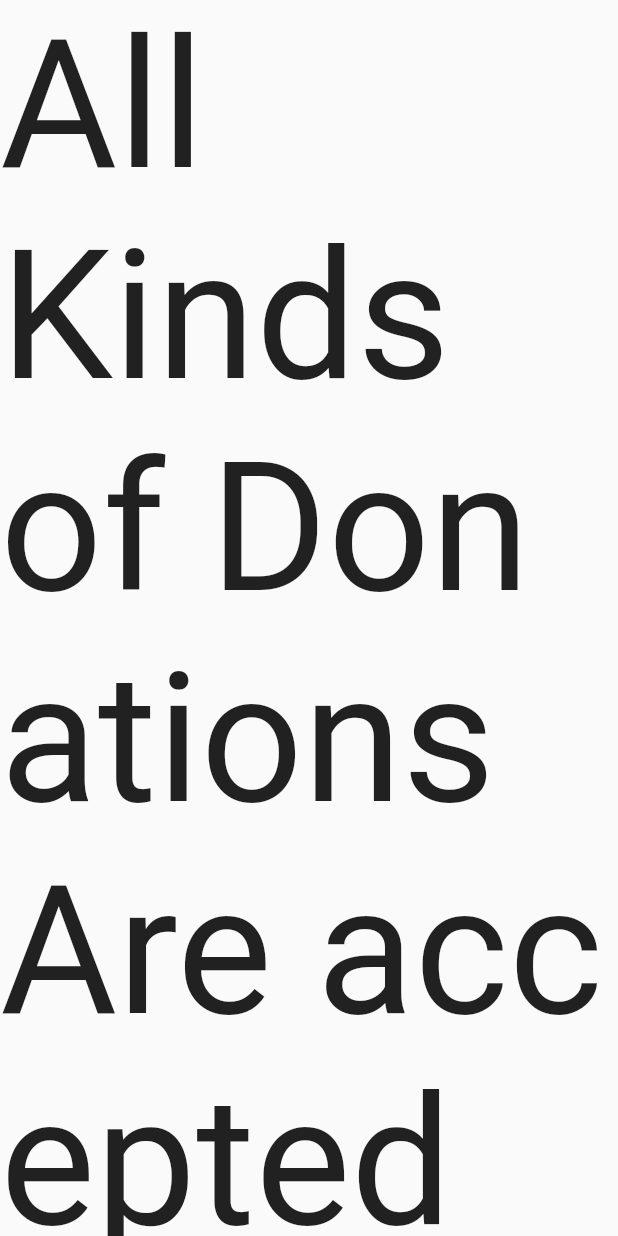
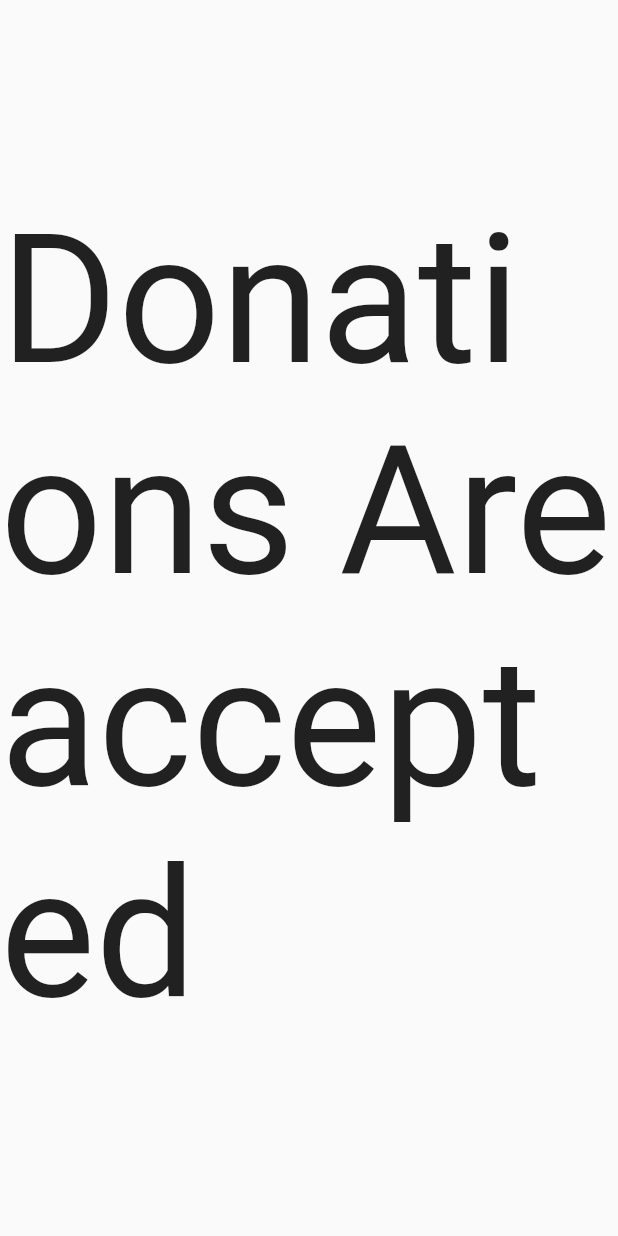
Before and after one commit to stdayyo-h/arangu, a Flutter app: the DonationsPage screen opened directly, on a phone screen of 412 x 824 dp. Run offline on Flutter 3.47's test engine with Material 2 defaults, Android fonts, the phone set to English and light mode, and no system bars; our stand-ins replace bordered_text, curved_navigation_bar, date_time_picker, fluttericon, google_maps_flutter, image_picker; missing offline and left inert: swipeable_card_stack.

Commit message:
ui updated

```diff
--- a/lib/CategoryCards.dart
+++ b/lib/CategoryCards.dart
@@ -16,7 +16,7 @@ class CategoryCards extends StatelessWidget {
     return Stack(
       children: [
         Padding(
-          padding: const EdgeInsets.all(9.0),
+          padding: const EdgeInsets.all(8.0),
           child: Container(
             height: 120,
             width: double.infinity,
--- a/lib/Games/games_play.dart
+++ b/lib/Games/games_play.dart
@@ -27,7 +27,7 @@ class GamesPlay extends StatelessWidget {
           style: TextStyle(
             fontWeight: FontWeight.bold,
             fontFamily: 'Poppins',
-            fontSize: 24,
+            fontSize: 25,
             color: Color(0XFF000000),
           ),
         ),
--- a/lib/Games/widgets/GameCard.dart
+++ b/lib/Games/widgets/GameCard.dart
@@ -28,7 +28,7 @@ class GameCard extends StatelessWidget {
       },
       child: Container(
         width: double.infinity,
-        height: 210,
+        height: 220,
         child: Card(
           color: Color(color),
           clipBehavior: Clip.antiAliasWithSaveLayer,
--- a/lib/donations.dart
+++ b/lib/donations.dart
@@ -8,7 +8,7 @@ class DonationsPage extends StatelessWidget {
     return Scaffold(
       body: Center(
         child: Text(
-          "All Kinds of Donations Are accepted",
+          "Donations Are accepted",
           style: TextStyle(fontSize: 120),
         ),
       ),
```
